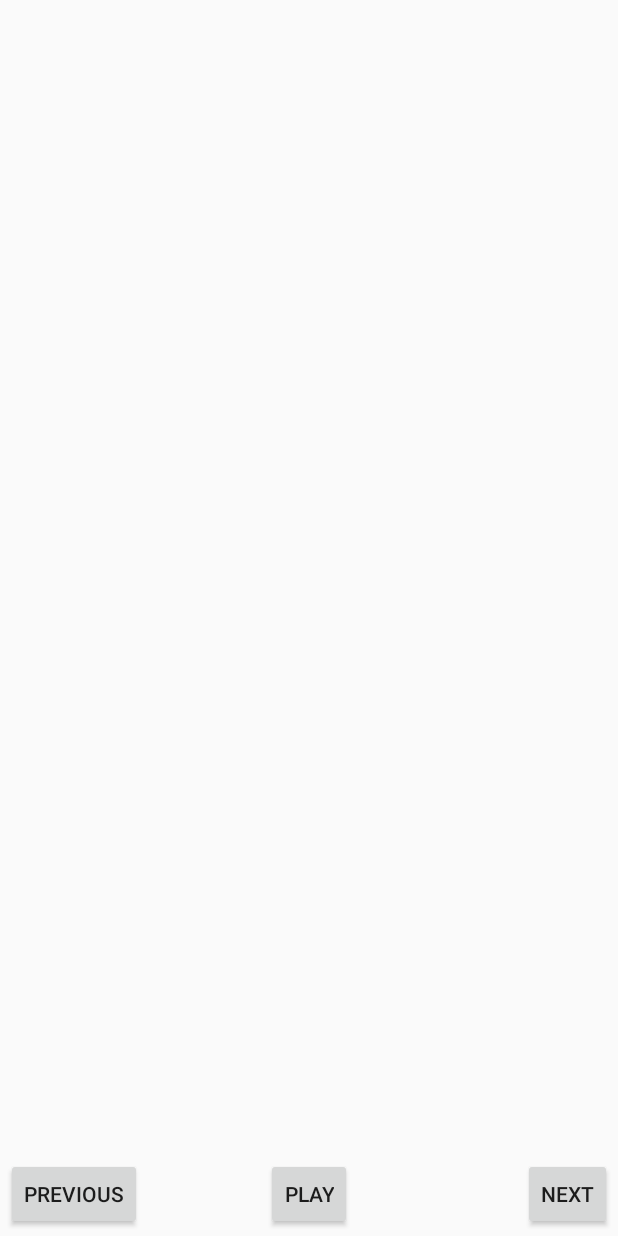
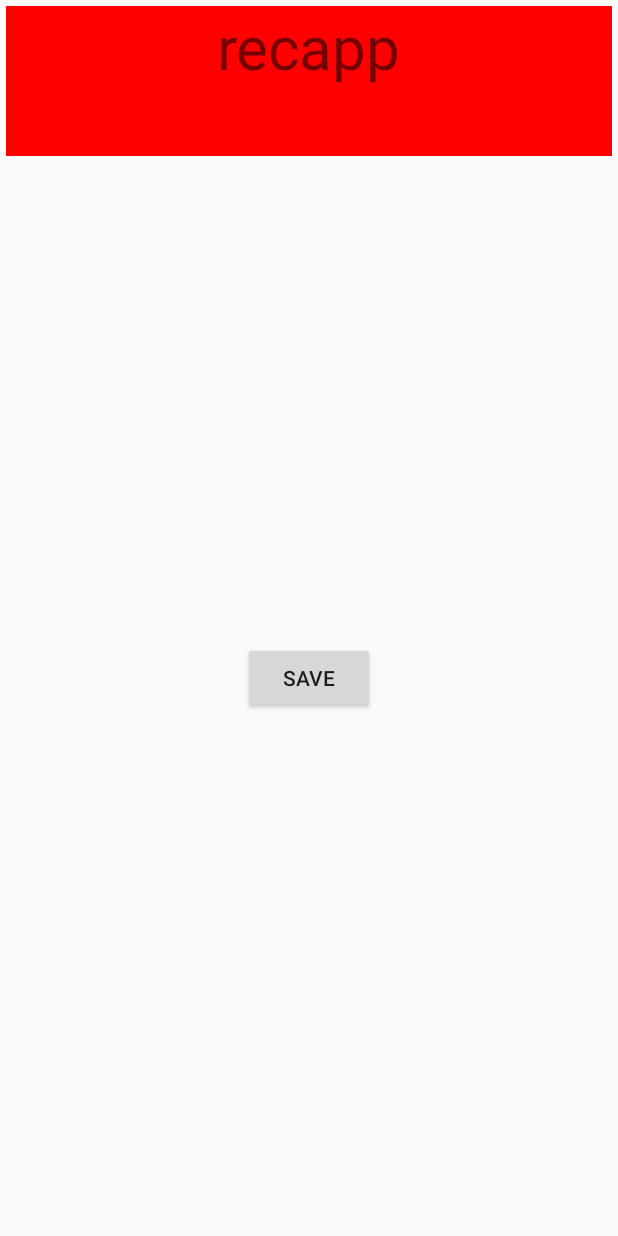
Before and after one commit to joreymelinder/Recapp, an Android app: the screen it shows after launch (MainActivity), on a phone screen of 412 x 824 dp. Run offline under Robolectric (Android 15) with nearby library versions, the phone set to English and light mode, and no system bars; 6 statements that could not run were skipped.

Commit message:
swipe fragments. seek bar skeleton created.

```diff
--- a/mobile/src/main/java/com/jorey/recapp/MainActivity.java
+++ b/mobile/src/main/java/com/jorey/recapp/MainActivity.java
@@ -7,25 +7,19 @@ import android.support.v4.app.FragmentActivity;
 import android.support.v4.app.FragmentManager;
 import android.support.v4.app.FragmentPagerAdapter;
 import android.support.v4.view.ViewPager;
-import android.view.LayoutInflater;
-import android.view.View;
-import android.view.ViewGroup;
-import android.widget.Button;
-import android.widget.ImageView;
-import android.widget.TextView;
 
-public class MainActivity extends FragmentActivity implements PlayFragment.OnFragmentInteractionListener{
+public class MainActivity extends FragmentActivity implements RecordFragment.OnFragmentInteractionListener, PlayFragment.OnFragmentInteractionListener{
     static final int NUM_ITEMS = 2;
-    PlanetFragmentPagerAdapter planetFragmentPagerAdapter;
+    RecorderPager recorderPager;
     ViewPager viewPager;
 
     @Override
     protected void onCreate(Bundle savedInstanceState) {
         super.onCreate(savedInstanceState);
         setContentView(R.layout.fragment_pager);
-        planetFragmentPagerAdapter = new PlanetFragmentPagerAdapter(getSupportFragmentManager());
+        recorderPager = new RecorderPager(getSupportFragmentManager());
         viewPager = (ViewPager)findViewById(R.id.pager);
-        viewPager.setAdapter(planetFragmentPagerAdapter);
+        viewPager.setAdapter(recorderPager);
     }
 
     @Override
@@ -33,8 +27,8 @@ public class MainActivity extends FragmentActivity implements PlayFragment.OnFra
 
     }
 
-    public static class PlanetFragmentPagerAdapter extends FragmentPagerAdapter {
-        public PlanetFragmentPagerAdapter(FragmentManager fm) {
+    public static class RecorderPager extends FragmentPagerAdapter {
+        public RecorderPager(FragmentManager fm) {
             super(fm);
         }
 
@@ -45,32 +39,12 @@ public class MainActivity extends FragmentActivity implements PlayFragment.OnFra
 
         @Override
         public Fragment getItem(int position) {
-            PlayFragment fragment = new PlayFragment();
-            return fragment;
-        }
-    }
-
-    public static class SwipeFragment extends Fragment {
-        @Override
-        public View onCreateView(LayoutInflater inflater, ViewGroup container,Bundle savedInstanceState) {
-            View swipeView = inflater.inflate(R.layout.fragment_play, container, false);
-            TextView tv = (TextView)swipeView.findViewById(R.id.text);
-
-            Bundle args = getArguments();
-            int position = args.getInt("position");
-            /*String planet = Planet.PLANETS[position];
-            int imgResId = getResources().getIdentifier(planet, "drawable", "com.javapapers.android.androidswipeableviews.app");
-            img.setImageResource(imgResId);
-            tv.setText(Planet.PLANET_DETAIL.get(planet)+" - Wikipedia.");*/
-            return swipeView;
-        }
-
-        static SwipeFragment newInstance(int position) {
-            SwipeFragment swipeFragment = new SwipeFragment();
-            Bundle args = new Bundle();
-            args.putInt("position", position);
-            swipeFragment.setArguments(args);
-            return swipeFragment;
+            if(position==0){
+                return new RecordFragment();
+            }
+            else{
+                return new PlayFragment();
+            }
         }
     }
 }
--- a/mobile/src/main/java/com/jorey/recapp/PlayFragment.java
+++ b/mobile/src/main/java/com/jorey/recapp/PlayFragment.java
@@ -49,14 +49,17 @@ public class PlayFragment extends Fragment {
         recordingList=(ListView) view.findViewById(R.id.recording_list);
         ArrayList<String> recList= new ArrayList<>();
         File file= new File(getFilePath());
-        File[] list = file.listFiles();
-        for(File f:list){
-            recList.add(f.getName());
+        if(file.listFiles().length>0){
+            File[] list = file.listFiles();
+            for(File f:list){
+                recList.add(f.getName());
+            }
+            ArrayAdapter<String> adapter = new ArrayAdapter<String>(view.getContext(),android.R.layout.simple_list_item_1, android.R.id.text1,recList);
+            recordingList.setAdapter(adapter);
         }
-        ArrayAdapter<String> adapter = new ArrayAdapter<String>(view.getContext(),android.R.layout.simple_list_item_1, android.R.id.text1,recList);
+
+
         recordingList.setItemsCanFocus(true);
-
-        recordingList.setAdapter(adapter);
         recordingList.setOnItemClickListener(new AdapterView.OnItemClickListener() {
             @Override
             public void onItemClick(AdapterView<?> parent, View view, int position, long id) {
@@ -89,7 +92,7 @@ public class PlayFragment extends Fragment {
         filePath+=cal.get(GregorianCalendar.YEAR)+"/";
         filePath+=cal.get(GregorianCalendar.MONTH)+"/";
         filePath+=cal.get(GregorianCalendar.DATE)+"/";
-        return "/sdcard/recapp/2015/10/11/"; //TODO this is a static file. that's bad.
+        return filePath;
     }
 
     @Override
--- /dev/null
+++ b/mobile/src/main/java/com/jorey/recapp/RecordFragment.java
@@ -0,0 +1,87 @@
+package com.jorey.recapp;
+
+import android.app.Activity;
+import android.net.Uri;
+import android.os.Bundle;
+import android.support.v4.app.Fragment;
+import android.view.LayoutInflater;
+import android.view.View;
+import android.view.ViewGroup;
+import android.widget.Button;
+
+
+
+public class RecordFragment extends Fragment {
+    private Button saveButton;
+    private Recorder recorder=new Recorder();
+
+    private OnFragmentInteractionListener mListener;
+
+    public static RecordFragment newInstance(String param1, String param2) {
+        RecordFragment fragment = new RecordFragment();
+        Bundle args = new Bundle();
+        fragment.setArguments(args);
+        return fragment;
+    }
+
+    public RecordFragment() {
+        // Required empty public constructor
+    }
+
+    @Override
+    public void onCreate(Bundle savedInstanceState) {
+        super.onCreate(savedInstanceState);
+    }
+
+    @Override
+    public View onCreateView(LayoutInflater inflater, ViewGroup container,
+                             Bundle savedInstanceState) {
+        // Inflate the layout for this fragment
+        View view =inflater.inflate(R.layout.fragment_record, container, false);
+        recorder.start();
+
+        saveButton=(Button) view.findViewById(R.id.save_button);
+        saveButton.setOnClickListener(new View.OnClickListener() {
+            @Override
+            public void onClick(View v) {
+
+                recorder.stop();
+            }
+        });
+        return view;
+    }
+
+
+    @Override
+    public void onAttach(Activity activity) {
+        super.onAttach(activity);
+        try {
+            mListener = (OnFragmentInteractionListener) activity;
+        } catch (ClassCastException e) {
+            throw new ClassCastException(activity.toString()
+                    + " must implement OnFragmentInteractionListener");
+        }
+    }
+
+    @Override
+    public void onDetach() {
+        super.onDetach();
+        mListener = null;
+    }
+
+    /**
+     * This interface must be implemented by activities that contain this
+     * fragment to allow an interaction in this fragment to be communicated
+     * to the activity and potentially other fragments contained in that
+     * activity.
+     * <p/>
+     * See the Android Training lesson <a href=
+     * "http://developer.android.com/training/basics/fragments/communicating.html"
+     * >Communicating with Other Fragments</a> for more information.
+     */
+    public interface OnFragmentInteractionListener {
+        // TODO: Update argument type and name
+        public void onFragmentInteraction(Uri uri);
+    }
+
+}
--- a/mobile/src/main/res/layout/activity_main.xml
+++ b/mobile/src/main/res/layout/activity_main.xml
@@ -17,9 +17,4 @@
 
     <include layout="@layout/content_main" />
 
-    <android.support.design.widget.FloatingActionButton android:id="@+id/fab"
-        android:layout_width="wrap_content" android:layout_height="wrap_content"
-        android:layout_gravity="bottom|end" android:layout_margin="@dimen/fab_margin"
-        android:src="@android:drawable/ic_dialog_email" />
-
 </android.support.design.widget.CoordinatorLayout>
--- /dev/null
+++ b/mobile/src/main/res/layout/fragment_record.xml
@@ -0,0 +1,34 @@
+<FrameLayout xmlns:android="http://schemas.android.com/apk/res/android"
+    xmlns:tools="http://schemas.android.com/tools" android:layout_width="match_parent"
+    android:layout_height="match_parent" tools:context="com.jorey.recapp.RecordFragment">
+
+    <ImageView
+        android:layout_width="match_parent"
+        android:layout_height="wrap_content"
+        android:id="@+id/logo"
+        android:layout_alignParentRight="true"
+        android:layout_alignParentEnd="true"
+        android:layout_alignParentLeft="true"
+        android:layout_alignParentStart="true"
+        android:minHeight="100dp"
+        android:background="#ff0000" />
+
+    <Button
+        android:layout_width="wrap_content"
+        android:layout_height="wrap_content"
+        android:text="Save"
+        android:id="@+id/save_button"
+        android:layout_below="@+id/logo"
+        android:layout_centerHorizontal="true"
+        android:layout_marginTop="40dp"
+        android:layout_gravity="center" />
+
+    <TextView android:text="recapp" android:layout_width="wrap_content"
+        android:layout_height="wrap_content"
+        android:textSize="40dp"
+        android:layout_alignTop="@+id/logo"
+        android:layout_centerHorizontal="true"
+        android:id="@+id/textView"
+        android:layout_gravity="center_horizontal|top" />
+
+</FrameLayout>
--- a/wear/src/main/res/values/strings.xml
+++ b/wear/src/main/res/values/strings.xml
@@ -1,3 +1,5 @@
 <resources>
     <string name="app_name">Recapp</string>
+    <string name="title_activity_main">MainActivity</string>
+    <string name="hello_world">Hello World!</string>
 </resources>
```
Also changed, not shown: mobile/src/main/java/com/jorey/recapp/MobileRecordActivity.java (+0 -7 lines), mobile/src/main/res/layout/content_mobile_record.xml (+0 -18 lines), mobile/src/main/res/layout/fragment_play.xml (+34 -8 lines), wear/src/main/AndroidManifest.xml (+26 -4 lines), wear/src/main/java/com/jorey/recapp/Conversation.java (added, +96 -0 lines), wear/src/main/java/com/jorey/recapp/MainActivity.java (added, +75 -0 lines), wear/src/main/java/com/jorey/recapp/Recorder.java (added, +169 -0 lines), wear/src/main/res/layout/activity_main.xml (added, +20 -0 lines), mobile/src/main/res/layout/content_main.xml (line endings or trailing spaces).
